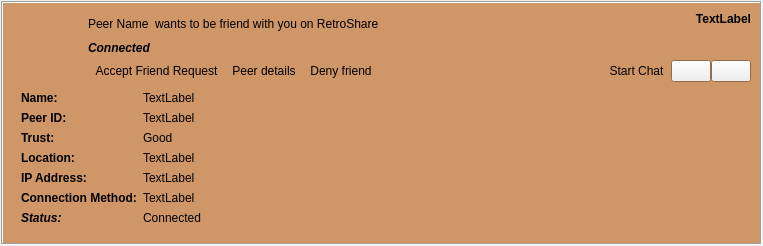
Qt form retroshare-gui/src/gui/feeds/SecurityItem.ui (RetroShare/RetroShare) before a commit.
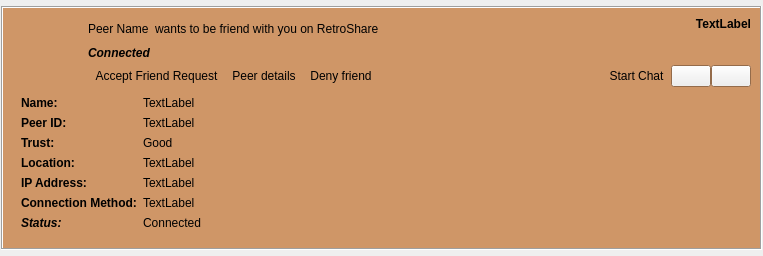
The same form after that commit. Icons and pictures are not drawn. Custom widgets are drawn as their Qt base class.

What changed in the file:
```diff
--- a/retroshare-gui/src/gui/feeds/SecurityItem.ui
+++ b/retroshare-gui/src/gui/feeds/SecurityItem.ui
@@ -7,7 +7,7 @@
     <x>0</x>
     <y>0</y>
     <width>763</width>
-    <height>241</height>
+    <height>256</height>
    </rect>
   </property>
   <layout class="QGridLayout">
@@ -128,7 +128,7 @@
           </widget>
          </item>
          <item row="0" column="1">
-          <layout class="QGridLayout">
+          <layout class="QGridLayout" name="titleHLayout">
            <property name="horizontalSpacing">
             <number>6</number>
            </property>
@@ -290,7 +290,7 @@
             </widget>
            </item>
            <item>
-            <spacer>
+            <spacer name="buttonHSpacer">
              <property name="orientation">
               <enum>Qt::Horizontal</enum>
              </property>
@@ -396,7 +396,7 @@
        <widget class="QFrame" name="expandFrame">
         <layout class="QGridLayout">
          <item row="0" column="0">
-          <layout class="QHBoxLayout" name="horizontalLayout">
+          <layout class="QHBoxLayout" name="expandHLayout">
            <item>
             <layout class="QVBoxLayout" name="verticalLayout">
              <item>
@@ -611,17 +611,17 @@
   </action>
  </widget>
  <customwidgets>
-  <customwidget>
-   <class>StyledLabel</class>
-   <extends>QLabel</extends>
-   <header>gui/common/StyledLabel.h</header>
-  </customwidget>
   <customwidget>
    <class>AvatarWidget</class>
    <extends>QLabel</extends>
    <header>gui/common/AvatarWidget.h</header>
    <container>1</container>
   </customwidget>
+  <customwidget>
+   <class>StyledLabel</class>
+   <extends>QLabel</extends>
+   <header>gui/common/StyledLabel.h</header>
+  </customwidget>
  </customwidgets>
  <resources>
   <include location="../images.qrc"/>
```
Left out of the diff: 24 changed lines with no effect on the pictures.
